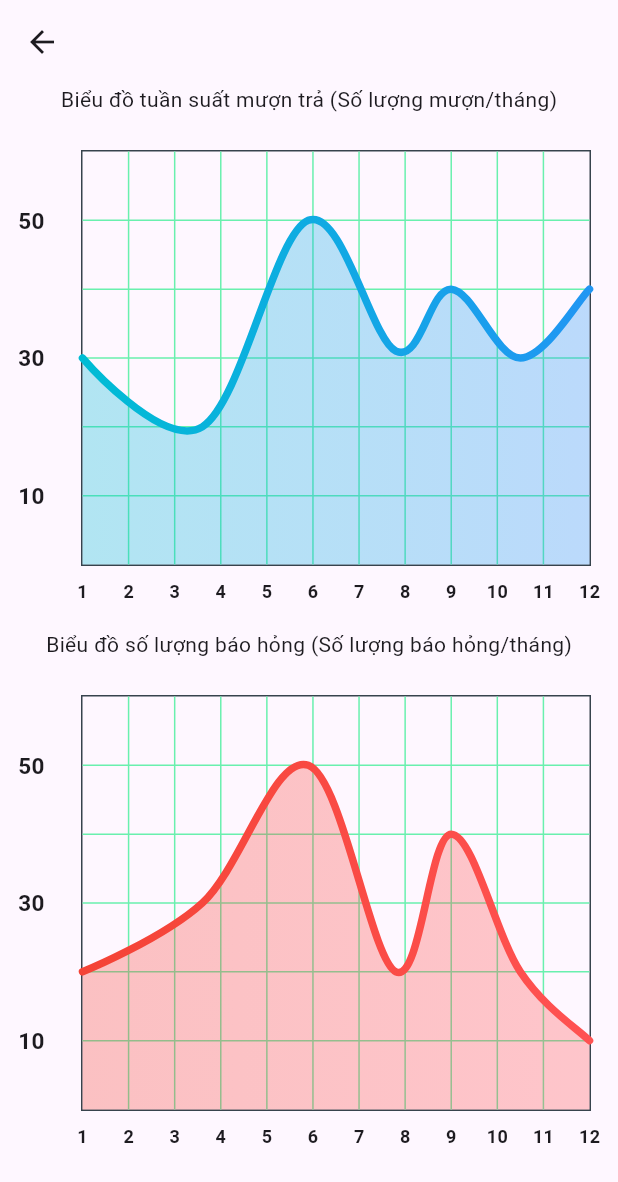
After one commit to Phat723/SE100.011_QL_CSVC, a Flutter app: the LineChartSample2 screen opened directly, on a phone screen of 412 x 824 dp. The commit adds this screen. Shown: the top 1182 px of the screen. Run offline on Flutter 3.47's test engine with Material 3 defaults, Android fonts, the phone set to English and light mode, and no system bars; drawn by our look-alikes of fl_chart; our stand-ins replace carousel_slider, cloud_firestore, dots_indicator, file_picker, firebase_auth, firebase_core and 8 more; missing offline and left inert: excel, flutter_barcode_scanner, syncfusion_flutter_xlsio; accounts and stored records are empty.

Commit message:
Statistic chart

```diff
--- a/school_facility_management/lib/CustomDrawer/home_drawer.dart
+++ b/school_facility_management/lib/CustomDrawer/home_drawer.dart
@@ -89,6 +89,11 @@ class _HomeDrawerState extends State<HomeDrawer> {
       DrawerList(
         index: DrawerIndex.Maintain,
         labelName: 'Bảo Trì',
+        icon: const Icon(Icons.add),
+      ),
+      DrawerList(
+        index: DrawerIndex.Statistical,
+        labelName: 'Thông kê',
         icon: const Icon(Icons.add),
       ),
     ];
@@ -335,6 +340,7 @@ enum DrawerIndex {
   Room,
   CreateMaintain,
   Maintain,
+  Statistical,
 
 }
 
--- a/school_facility_management/lib/Screen/Navigator_Home_Screen.dart
+++ b/school_facility_management/lib/Screen/Navigator_Home_Screen.dart
@@ -7,6 +7,7 @@ import 'package:school_facility_management/Screen/device_type_management_screen.
 import 'package:school_facility_management/Screen/in_out_management.dart';
 import 'package:school_facility_management/Screen/report_management_screen.dart';
 import 'package:school_facility_management/Screen/room_management_screen.dart';
+import 'package:school_facility_management/Screen/statistical_screen.dart';
 import 'package:school_facility_management/Screen/user_management_screen.dart';
 import 'package:school_facility_management/Screen/violate_management_screen.dart';
 import '../CustomDrawer/drawer_user_controller.dart';
@@ -122,6 +123,11 @@ class _HomeScreenState extends State<NavigatorHomeScreen> {
             screenView = const MaintainSlipManagementScreen();
           });
           break;
+        case DrawerIndex.Statistical:
+          setState(() {
+            screenView = const LineChartSample2();
+          });
+          break;
         default:
           break;
       }
--- /dev/null
+++ b/school_facility_management/lib/Screen/statistical_screen.dart
@@ -0,0 +1,318 @@
+import 'package:cloud_firestore/cloud_firestore.dart';
+import 'package:fl_chart/fl_chart.dart';
+import 'package:flutter/material.dart';
+import 'package:intl/intl.dart';
+import 'package:school_facility_management/UserModel/borrow_slip_model.dart';
+
+class LineChartSample2 extends StatefulWidget {
+  const LineChartSample2({super.key});
+
+  @override
+  State<LineChartSample2> createState() => _LineChartSample2State();
+}
+
+class _LineChartSample2State extends State<LineChartSample2> {
+  List<Color> gradientColors1 = [
+    Colors.cyan,
+    Colors.blue,
+  ];
+  List<Color> gradientColors2 = [
+    Colors.red,
+    Colors.redAccent,
+  ];
+  @override
+  void initState() {
+    super.initState();
+  }
+
+  @override
+  Widget build(BuildContext context) {
+    return Scaffold(
+      appBar: AppBar(),
+      body: SafeArea(
+        child: Center(
+            child:Column(
+              children: [
+                Text("Biểu đồ tuần suất mượn trả (Số lượng mượn/tháng)"),
+                AspectRatio(
+                  aspectRatio: 1.2,
+                  child: Padding(
+                    padding: const EdgeInsets.only(
+                      right: 18,
+                      left: 12,
+                      top: 24,
+                      bottom: 12,
+                    ),
+                    child: LineChart(mainData(),
+                    ),
+                  ),
+                ),
+                Text("Biểu đồ số lượng báo hỏng (Số lượng báo hỏng/tháng)"),
+                AspectRatio(
+                  aspectRatio: 1.2,
+                  child: Padding(
+                    padding: const EdgeInsets.only(
+                      right: 18,
+                      left: 12,
+                      top: 24,
+                      bottom: 12,
+                    ),
+                    child: LineChart(maintainLineChart(),
+                    ),
+                  ),
+                ),
+              ],
+            )
+        ),
+      ),
+    );
+  }
+
+  Widget bottomTitleWidgets(double value, TitleMeta meta) {
+    const style = TextStyle(
+      fontWeight: FontWeight.bold,
+      fontSize: 12,
+    );
+    Widget text;
+    switch (value.toInt()) {
+      case 0:
+        text = const Text('1', style: style);
+        break;
+      case 1:
+        text = const Text('2', style: style);
+        break;
+      case 2:
+        text = const Text('3', style: style);
+        break;
+      case 3:
+        text = const Text('4', style: style);
+        break;
+      case 4:
+        text = const Text('5', style: style);
+        break;
+      case 5:
+        text = const Text('6', style: style);
+        break;
+      case 6:
+        text = const Text('7', style: style);
+        break;
+      case 7:
+        text = const Text('8', style: style);
+        break;
+      case 8:
+        text = const Text('9', style: style);
+        break;
+      case 9:
+        text = const Text('10', style: style);
+        break;
+      case 10:
+        text = const Text('11', style: style);
+        break;
+      case 11:
+        text = const Text('12', style: style);
+        break;
+      default:
+        text = const Text('', style: style);
+        break;
+    }
+
+    return SideTitleWidget(
+      axisSide: meta.axisSide,
+      child: text,
+    );
+  }
+
+  Widget leftTitleWidgets(double value, TitleMeta meta) {
+    const style = TextStyle(
+      fontWeight: FontWeight.bold,
+      fontSize: 15,
+    );
+    String text;
+    switch (value.toInt()) {
+      case 1:
+        text = '10';
+        break;
+      case 3:
+        text = '30';
+        break;
+      case 5:
+        text = '50';
+        break;
+      default:
+        return Container();
+    }
+
+    return Text(text, style: style, textAlign: TextAlign.left);
+  }
+
+  LineChartData mainData() {
+    return LineChartData(
+      gridData: FlGridData(
+        show: true,
+        drawVerticalLine: true,
+        horizontalInterval: 1,
+        verticalInterval: 1,
+        getDrawingHorizontalLine: (value) {
+          return const FlLine(
+            color: Colors.greenAccent,
+            strokeWidth: 1,
+          );
+        },
+        getDrawingVerticalLine: (value) {
+          return const FlLine(
+            color: Colors.greenAccent,
+            strokeWidth: 1,
+          );
+        },
+      ),
+      titlesData: FlTitlesData(
+        show: true,
+        rightTitles: const AxisTitles(
+          sideTitles: SideTitles(showTitles: false),
+        ),
+        topTitles: const AxisTitles(
+          sideTitles: SideTitles(showTitles: false),
+        ),
+        bottomTitles: AxisTitles(
+          sideTitles: SideTitles(
+            showTitles: true,
+            reservedSize: 30,
+            interval: 1,
+            getTitlesWidget: bottomTitleWidgets,
+          ),
+        ),
+        leftTitles: AxisTitles(
+          sideTitles: SideTitles(
+            showTitles: true,
+            interval: 1,
+            getTitlesWidget: leftTitleWidgets,
+            reservedSize: 42,
+          ),
+        ),
+      ),
+      borderData: FlBorderData(
+        show: true,
+        border: Border.all(color: const Color(0xff37434d)),
+      ),
+      minX: 0,
+      maxX: 11,
+      minY: 0,
+      maxY: 6,
+      lineBarsData: [
+        LineChartBarData(
+          spots: [
+            FlSpot(0, 3),
+            FlSpot(2.6, 2),
+            FlSpot(4.9, 5),
+            FlSpot(6.8, 3.1),
+            FlSpot(8, 4),
+            FlSpot(9.5, 3),
+            FlSpot(11, 4),
+          ],
+          isCurved: true,
+          gradient: LinearGradient(
+            colors: gradientColors1,
+          ),
+          barWidth: 5,
+          isStrokeCapRound: true,
+          dotData: const FlDotData(
+            show: false,
+          ),
+          belowBarData: BarAreaData(
+            show: true,
+            gradient: LinearGradient(
+              colors: gradientColors1
+                  .map((color) => color.withOpacity(0.3))
+                  .toList(),
+            ),
+          ),
+        ),
+      ],
+    );
+  }
+  LineChartData maintainLineChart() {
+    return LineChartData(
+      gridData: FlGridData(
+        show: true,
+        drawVerticalLine: true,
+        horizontalInterval: 1,
+        verticalInterval: 1,
+        getDrawingHorizontalLine: (value) {
+          return const FlLine(
+            color: Colors.greenAccent,
+            strokeWidth: 1,
+          );
+        },
+        getDrawingVerticalLine: (value) {
+          return const FlLine(
+            color: Colors.greenAccent,
+            strokeWidth: 1,
+          );
+        },
+      ),
+      titlesData: FlTitlesData(
+        show: true,
+        rightTitles: const AxisTitles(
+          sideTitles: SideTitles(showTitles: false),
+        ),
+        topTitles: const AxisTitles(
+          sideTitles: SideTitles(showTitles: false),
+        ),
+        bottomTitles: AxisTitles(
+          sideTitles: SideTitles(
+            showTitles: true,
+            reservedSize: 30,
+            interval: 1,
+            getTitlesWidget: bottomTitleWidgets,
+          ),
+        ),
+        leftTitles: AxisTitles(
+          sideTitles: SideTitles(
+            showTitles: true,
+            interval: 1,
+            getTitlesWidget: leftTitleWidgets,
+            reservedSize: 42,
+          ),
+        ),
+      ),
+      borderData: FlBorderData(
+        show: true,
+        border: Border.all(color: const Color(0xff37434d)),
+      ),
+      minX: 0,
+      maxX: 11,
+      minY: 0,
+      maxY: 6,
+      lineBarsData: [
+        LineChartBarData(
+          spots: [
+            FlSpot(0, 2),
+            FlSpot(2.6, 3),
+            FlSpot(4.9, 5),
+            FlSpot(6.8, 2),
+            FlSpot(8, 4),
+            FlSpot(9.5, 2),
+            FlSpot(11, 1),
+          ],
+          isCurved: true,
+          gradient: LinearGradient(
+            colors: gradientColors2,
+          ),
+          barWidth: 5,
+          isStrokeCapRound: true,
+          dotData: const FlDotData(
+            show: false,
+          ),
+          belowBarData: BarAreaData(
+            show: true,
+            gradient: LinearGradient(
+              colors: gradientColors2
+                  .map((color) => color.withOpacity(0.3))
+                  .toList(),
+            ),
+          ),
+        ),
+      ],
+    );
+  }
+}
--- a/school_facility_management/lib/UserModel/maintain_slip_model.dart
+++ b/school_facility_management/lib/UserModel/maintain_slip_model.dart
@@ -19,7 +19,6 @@ class MaintainSlip {
     required this.finishDay,
 
   });
-
   // Factory method to create an object from a map
   factory MaintainSlip.fromSnapshot(DocumentSnapshot snapshot) {
     Map<String, dynamic>? data = snapshot.data() as Map<String, dynamic>?;
@@ -36,7 +35,7 @@ class MaintainSlip {
       maintainStatus: data['Maintain Status'],
       maintainDeviceList: data['Maintain Device List'],
       createDay: data['Create Day'],
-      finishDay: data['Finish Day'],
+      finishDay: (data['Finish Day'] == '')?null:data['Finish Day'],
     );
   }
   // Method to convert an object to a map
--- a/school_facility_management/pubspec.yaml
+++ b/school_facility_management/pubspec.yaml
@@ -47,8 +47,8 @@ dependencies:
   path: ^1.8.3
   photo_view: ^0.14.0
   flutter_barcode_scanner: ^2.0.0
+  file_picker: ^6.1.1
   fl_chart: ^0.66.0
-  file_picker: ^6.1.1
   font_awesome_flutter: ^10.6.0
   excel: ^4.0.2
   carousel_slider: ^4.2.1
```
Also changed, not shown: school_facility_management/lib/Screen/create_maintain_slip_screen.dart (+23 -3 lines), school_facility_management/lib/Screen/maintain_slip_info.dart (+12 -3 lines), school_facility_management/lib/Screen/maintain_slip_management_screen.dart (+96 -16 lines).
